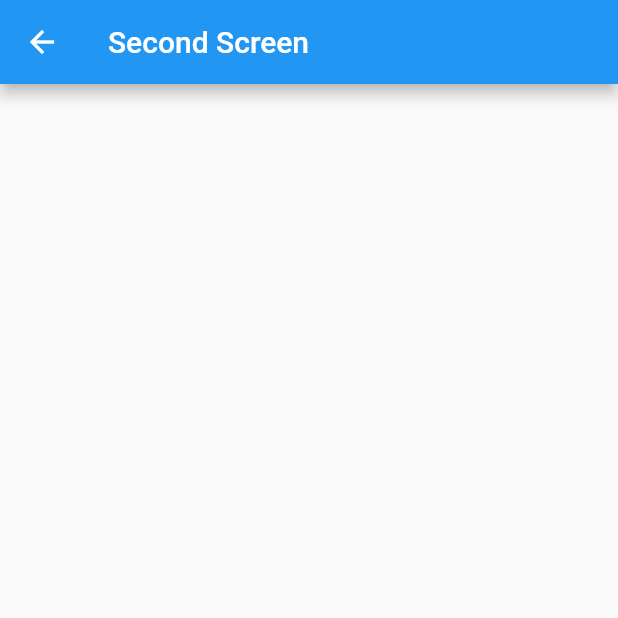
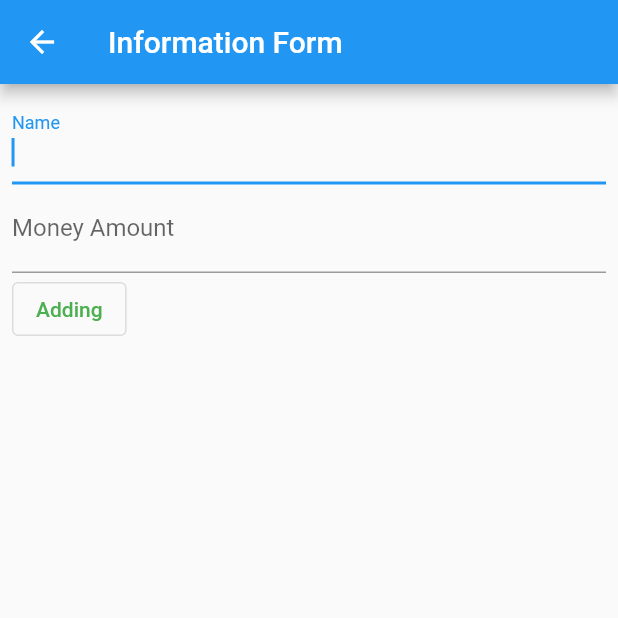
Before and after one commit to Jackk-Doe/Flutter_App_With_Database, a Flutter app: the FormScreen screen opened directly, on a phone screen of 412 x 824 dp, the top half of it. Run offline on Flutter 3.47's test engine with Material 2 defaults, Android fonts, the phone set to English and light mode, and no system bars.

Commit message:
Implemented Form Widget
Implemented Form Widget and edited

```diff
--- a/lib/main.dart
+++ b/lib/main.dart
@@ -40,12 +40,13 @@ class _MyHomePageState extends State<MyHomePage> {
           actions: [
             /// Add Icon Button to AppBar
             IconButton(
-              icon: Icon(Icons.menu),
+              icon: Icon(Icons.add_shopping_cart),
 
               /// Change page when pressed Button
               onPressed: () {
                 /// Push the returning Widget to a Navigator Widget's stack
                 Navigator.push(context, MaterialPageRoute(builder: (context) {
+                  /// Return FormScreen Widget (form_screen.dart)
                   return FormScreen();
                 }));
               },
--- a/lib/screens/form_screen.dart
+++ b/lib/screens/form_screen.dart
@@ -1,6 +1,7 @@
-// ignore_for_file: prefer_const_constructors
+// ignore_for_file: prefer_const_constructors, unnecessary_new
 
 import 'package:flutter/material.dart';
+import 'package:flutter/widgets.dart';
 
 class FormScreen extends StatelessWidget {
   const FormScreen({Key? key}) : super(key: key);
@@ -9,8 +10,35 @@ class FormScreen extends StatelessWidget {
   Widget build(BuildContext context) {
     return Scaffold(
         appBar: AppBar(
-          title: Text("Second Screen"),
+          title: Text("Information Form"),
         ),
-        body: Container());
+        body: Padding(
+          padding: const EdgeInsets.all(8.0),
+
+          /// Form Widget
+          child: Form(
+            child: Column(
+              crossAxisAlignment: CrossAxisAlignment.start,
+              children: [
+                TextFormField(
+                  decoration: new InputDecoration(labelText: "Name"),
+                  autofocus: true,
+                ),
+                TextFormField(
+                  decoration: new InputDecoration(labelText: "Money Amount"),
+                  keyboardType: TextInputType.number,
+                ),
+                OutlinedButton(
+                  child: Text("Adding"),
+                  style: TextButton.styleFrom(primary: Colors.green),
+                  onPressed: () {
+                    /// Back to first screen
+                    Navigator.pop(context);
+                  },
+                )
+              ],
+            ),
+          ),
+        ));
   }
 }
```
Also changed, not shown: 5 other files.
